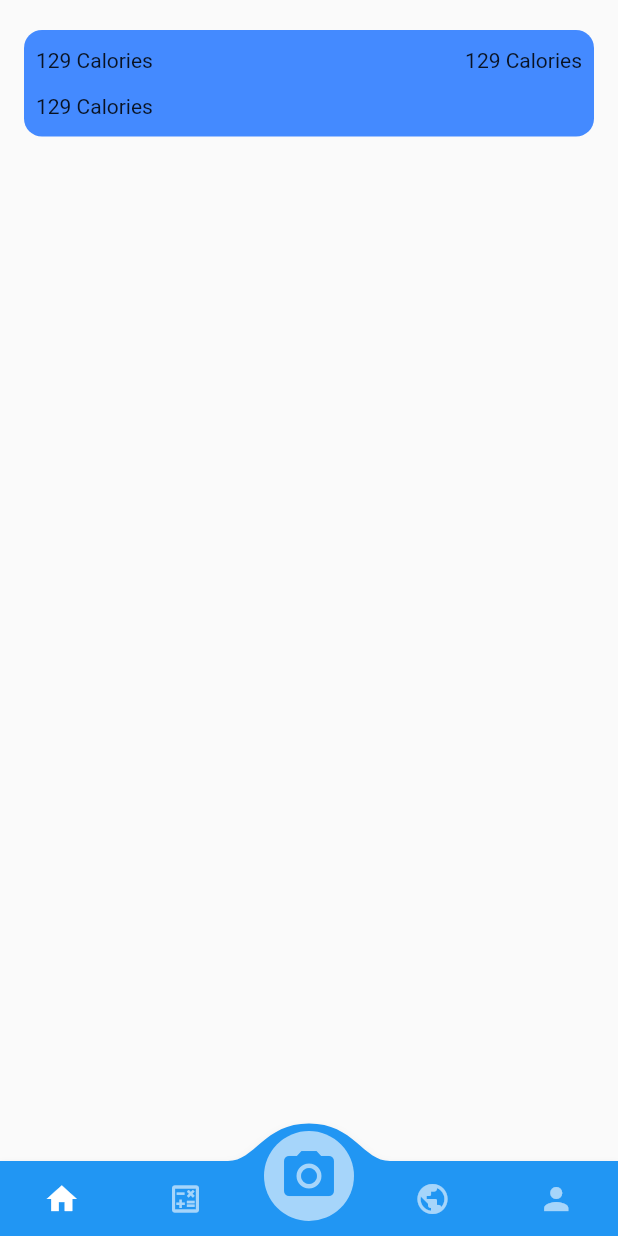
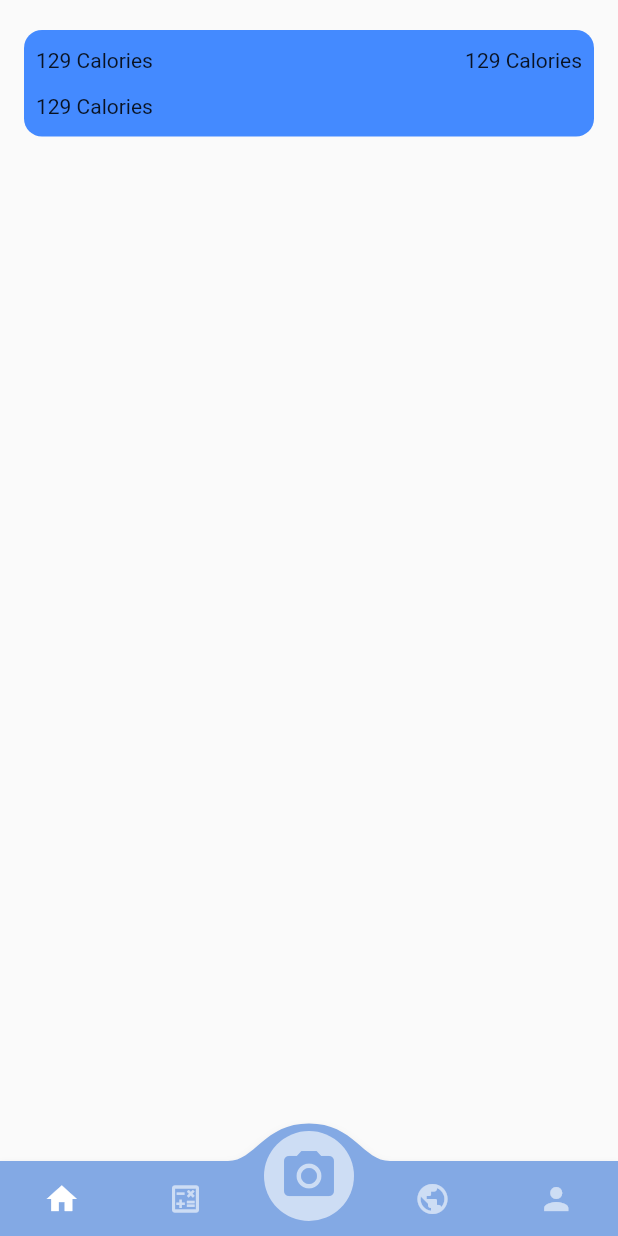
Before and after one commit to ali-susanto/kaloriku, a Flutter app: the HomeScreen screen opened by its route, on a phone screen of 412 x 824 dp. Run offline on Flutter 3.47's test engine with Material 2 defaults, Android fonts, the phone set to English and light mode, and no system bars; drawn by our look-alikes of convex_bottom_bar; our stand-ins replace flutter_svg.

Commit message:
add background color

```diff
--- a/lib/components/bottom_navbar.dart
+++ b/lib/components/bottom_navbar.dart
@@ -1,5 +1,6 @@
 import 'package:convex_bottom_bar/convex_bottom_bar.dart';
 import 'package:flutter/material.dart';
+import 'package:kaloriku/constants.dart';
 
 class BottomNavbar extends StatelessWidget {
   BottomNavbar({Key? key, required this.index, required this.onTap})
@@ -11,6 +12,7 @@ class BottomNavbar extends StatelessWidget {
   Widget build(BuildContext context) {
     final page = ['/home', '/scan', '/profile'];
     return ConvexAppBar(
+      backgroundColor: kSecondaryBlue,
       style: TabStyle.fixedCircle,
       initialActiveIndex: index,
       items: const [
```
